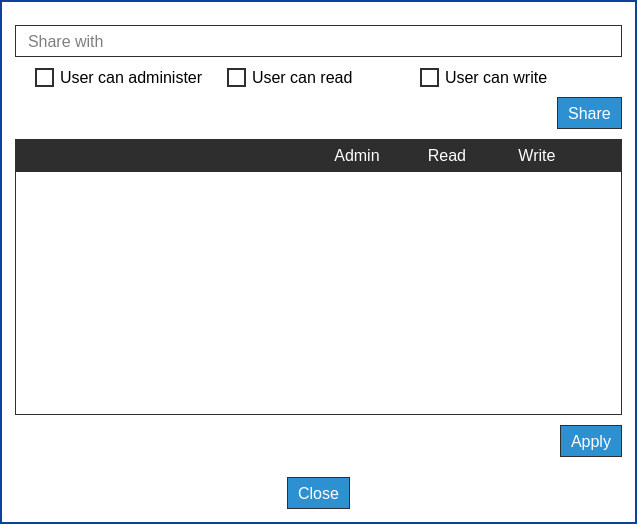
Before: the Qt Designer form parsec/core/gui/forms/workspace_sharing_dialog.ui in Scille/parsec-cloud, drawn with Qt 5.
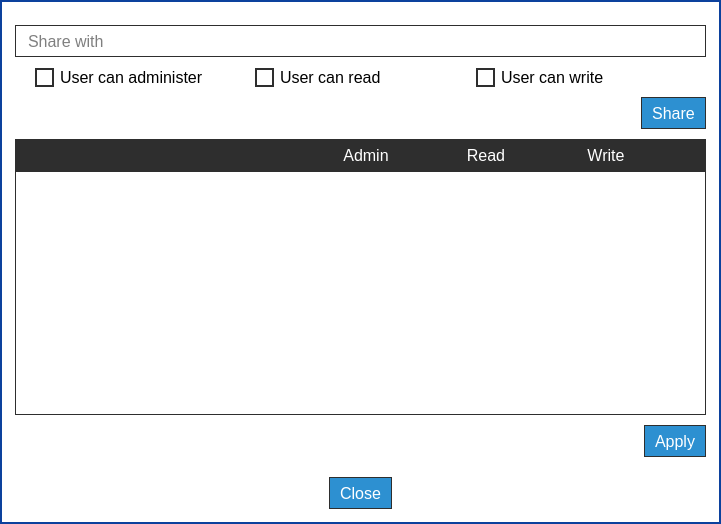
After: the same form once the commit is applied. Icons and pictures are not drawn.

Commit message: [GUI] Enlarged sharing dialog

What changed in the file:
```diff
--- a/parsec/core/gui/forms/workspace_sharing_dialog.ui
+++ b/parsec/core/gui/forms/workspace_sharing_dialog.ui
@@ -6,7 +6,7 @@
    <rect>
     <x>0</x>
     <y>0</y>
-    <width>637</width>
+    <width>721</width>
     <height>524</height>
    </rect>
   </property>
@@ -305,13 +305,13 @@
           <widget class="QLabel" name="label_4">
            <property name="minimumSize">
             <size>
-             <width>90</width>
+             <width>120</width>
              <height>0</height>
             </size>
            </property>
            <property name="maximumSize">
             <size>
-             <width>90</width>
+             <width>120</width>
              <height>16777215</height>
             </size>
            </property>
@@ -335,13 +335,13 @@
           <widget class="QLabel" name="label">
            <property name="minimumSize">
             <size>
-             <width>90</width>
+             <width>120</width>
              <height>0</height>
             </size>
            </property>
            <property name="maximumSize">
             <size>
-             <width>90</width>
+             <width>120</width>
              <height>16777215</height>
             </size>
            </property>
@@ -365,13 +365,13 @@
           <widget class="QLabel" name="label_2">
            <property name="minimumSize">
             <size>
-             <width>90</width>
+             <width>120</width>
              <height>0</height>
             </size>
            </property>
            <property name="maximumSize">
             <size>
-             <width>90</width>
+             <width>120</width>
              <height>16777215</height>
             </size>
            </property>
@@ -416,7 +416,7 @@
           <rect>
            <x>0</x>
            <y>0</y>
-           <width>607</width>
+           <width>691</width>
            <height>239</height>
           </rect>
          </property>
```
The commit also changes 1 other file.
